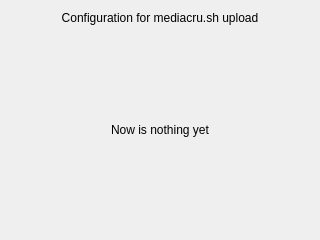
lubuntu-team/screengrab-packaging, file src/modules/uploader/mediacrush/uploaderconfigwidget_mediacrush.ui: the form before one commit.
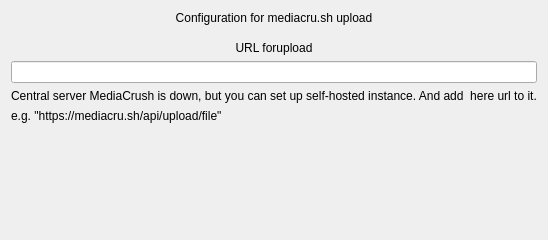
The form after the commit.

Patch:
```diff
--- a/src/modules/uploader/mediacrush/uploaderconfigwidget_mediacrush.ui
+++ b/src/modules/uploader/mediacrush/uploaderconfigwidget_mediacrush.ui
@@ -29,24 +29,44 @@
      <property name="orientation">
       <enum>Qt::Vertical</enum>
      </property>
+     <property name="sizeType">
+      <enum>QSizePolicy::Minimum</enum>
+     </property>
      <property name="sizeHint" stdset="0">
       <size>
        <width>20</width>
-       <height>87</height>
+       <height>10</height>
       </size>
      </property>
     </spacer>
    </item>
    <item>
-    <widget class="QLabel" name="labDescription">
+    <widget class="QLabel" name="labDesclabUrlription">
      <property name="text">
-      <string>Now is nothing yet</string>
+      <string>URL forupload</string>
      </property>
      <property name="alignment">
       <set>Qt::AlignCenter</set>
      </property>
     </widget>
    </item>
+   <item>
+    <widget class="QLineEdit" name="editUrl"/>
+   </item>
+   <item>
+    <widget class="QLabel" name="labDescription">
+     <property name="text">
+      <string>Central server MediaCrush is down, but you can set up self-hosted instance. And add  here url to it.</string>
+     </property>
+    </widget>
+   </item>
+   <item>
+    <widget class="QLabel" name="labUrlExample">
+     <property name="text">
+      <string notr="true">e.g. &quot;https://mediacru.sh/api/upload/file&quot;</string>
+     </property>
+    </widget>
+   </item>
    <item>
     <spacer name="verticalSpacer">
      <property name="orientation">
```
